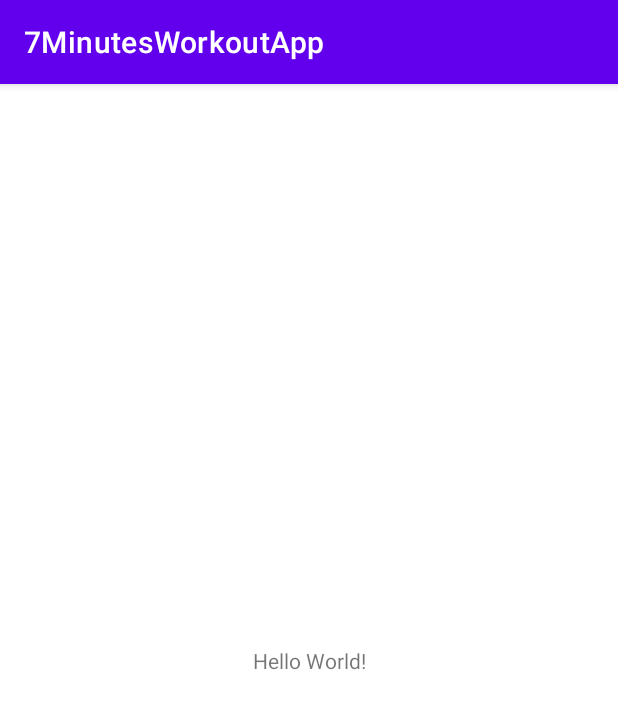
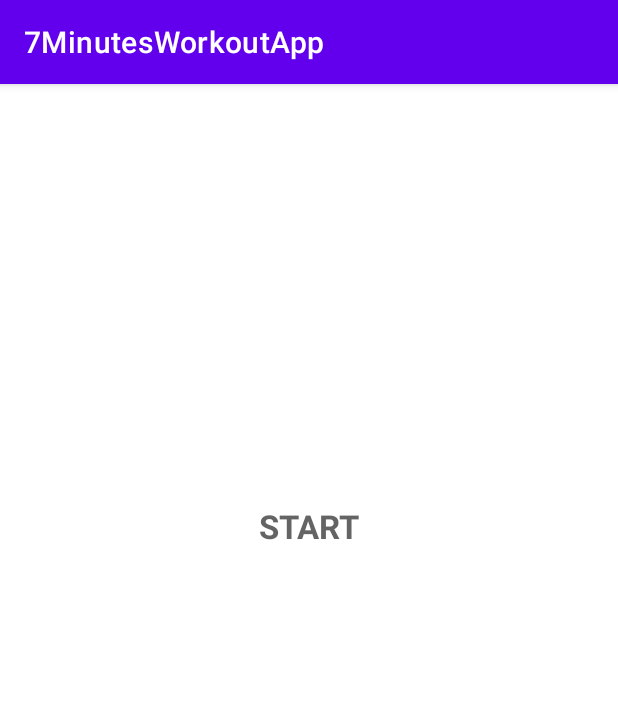
Before and after one commit to Sumayya07/7-Minute-Workout-App, an Android app: the screen it shows after launch (MainActivity), on a phone screen of 412 x 824 dp. Shown: the top 709 px of the screen. Run offline under Robolectric (Android 15) with nearby library versions, the phone set to English and light mode, and no system bars.

Commit message:
Initial Commit

```diff
--- a/app/src/main/res/layout/activity_main.xml
+++ b/app/src/main/res/layout/activity_main.xml
@@ -6,13 +6,37 @@
     android:layout_height="match_parent"
     tools:context=".MainActivity">
 
-    <TextView
-        android:layout_width="wrap_content"
-        android:layout_height="wrap_content"
-        android:text="Hello World!"
-        app:layout_constraintBottom_toBottomOf="parent"
-        app:layout_constraintLeft_toLeftOf="parent"
-        app:layout_constraintRight_toRightOf="parent"
-        app:layout_constraintTop_toTopOf="parent" />
+    <ImageView
+        android:id="@+id/myImageView"
+        app:layout_constraintTop_toTopOf="parent"
+        app:layout_constraintBottom_toTopOf="@+id/flStart"
+        android:layout_width="match_parent"
+        android:layout_height="220dp"
+        />
+
+    <FrameLayout
+        android:id="@+id/flStart"
+        app:layout_constraintTop_toBottomOf="@+id/myImageView"
+        app:layout_constraintEnd_toEndOf="parent"
+        app:layout_constraintStart_toStartOf="parent"
+        android:layout_width="150dp"
+        android:layout_height="150dp">
+
+        <TextView
+            android:layout_width="wrap_content"
+            android:layout_height="wrap_content"
+            android:text="START"
+            android:layout_gravity="center"
+            android:textColor="#B2212121"
+            android:textSize="22sp"
+            android:textStyle="bold"
+
+            />
+
+
+
+
+
+    </FrameLayout>
 
 </androidx.constraintlayout.widget.ConstraintLayout>
```
